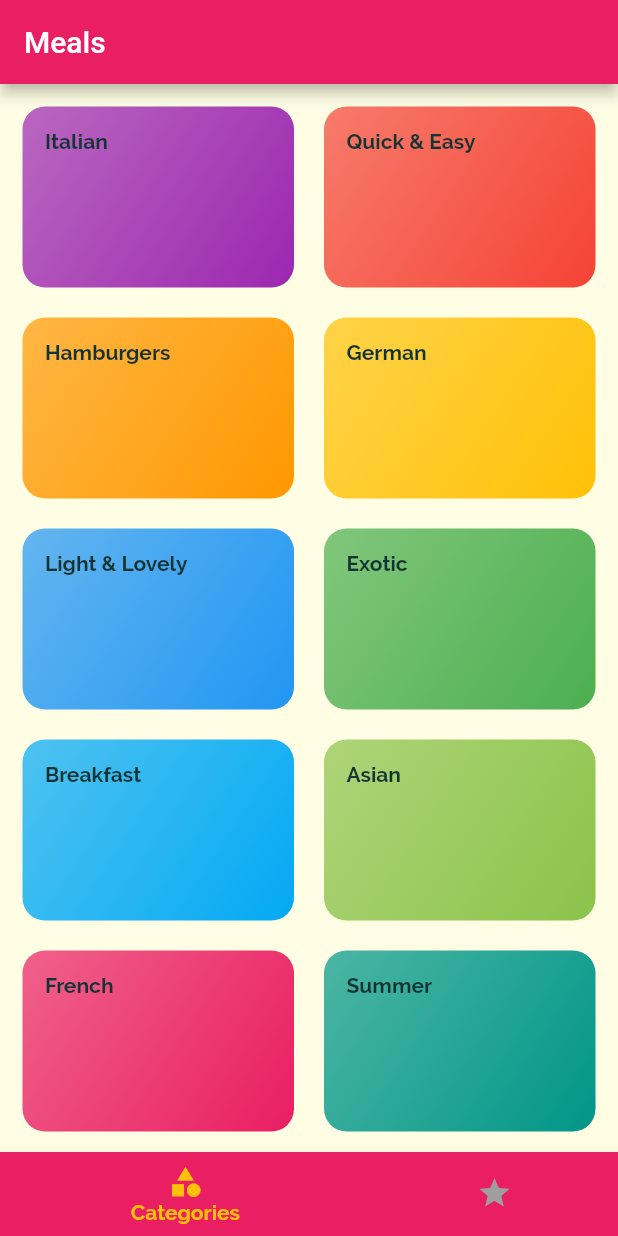
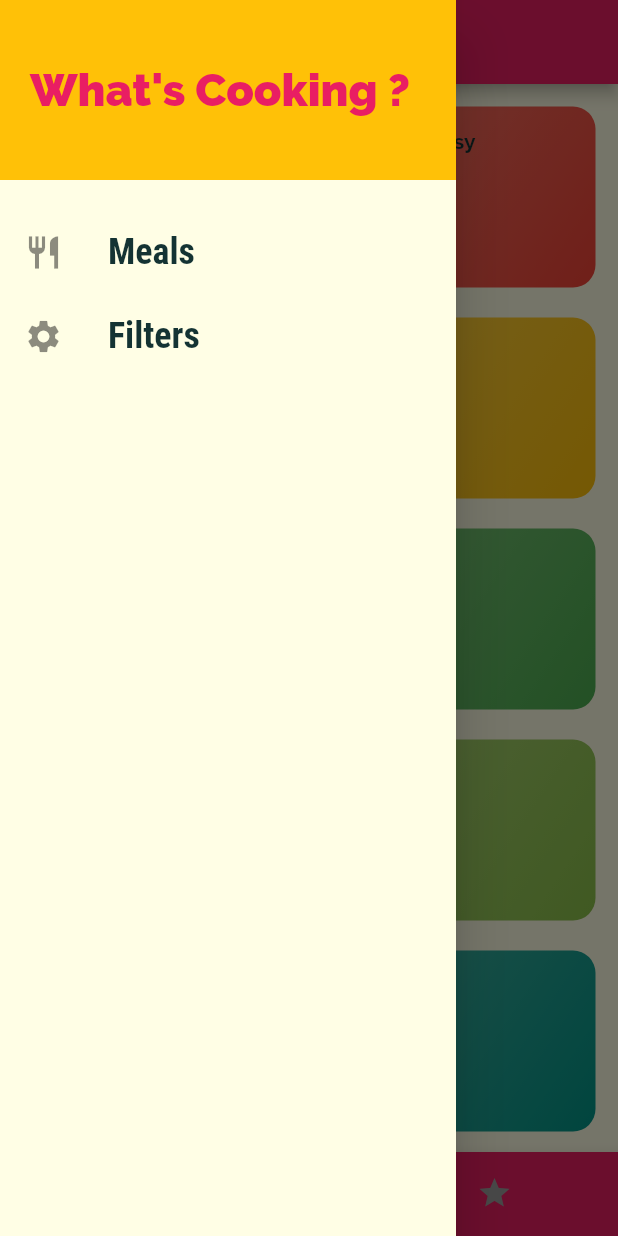
Before and after one commit to mokshchadha/food-app, a Flutter app: the screen it shows after launch, with the side drawer open (before the commit the screen has no drawer), on a phone screen of 412 x 824 dp. Run offline on Flutter 3.47's test engine with Material 2 defaults, Android fonts, the phone set to English and light mode, and no system bars.

Commit message:
added filters for meals

```diff
--- a/food_app/lib/main.dart
+++ b/food_app/lib/main.dart
@@ -1,6 +1,9 @@
 import 'package:flutter/material.dart';
+import 'package:food_app/data/dummy_data.dart';
+import 'package:food_app/models/meal.dart';
 import 'package:food_app/screens/categories_screen.dart';
 import 'package:food_app/screens/category_meals_screen.dart';
+import 'package:food_app/screens/filters_screen.dart';
 import 'package:food_app/screens/meal_details_screen.dart';
 import 'package:food_app/screens/tabs_screen.dart';
 
@@ -8,8 +11,43 @@ void main() {
   runApp(const MyApp());
 }
 
-class MyApp extends StatelessWidget {
+class MyApp extends StatefulWidget {
   const MyApp({Key? key}) : super(key: key);
+
+  @override
+  State<MyApp> createState() => _MyAppState();
+}
+
+class _MyAppState extends State<MyApp> {
+  Map<String, bool> _filters = {
+    'glutenFree': false,
+    'lactoseFree': false,
+    'vegan': false,
+    'vegetarian': false
+  };
+
+  List<Meal> _availableMeals = DUMMY_MEALS;
+
+  void _setFilters(Map<String, bool> filterData) {
+    setState(() {
+      _filters = filterData;
+      _availableMeals = DUMMY_MEALS.where((meal) {
+        if (_filters['glutenFree'] == true && !meal.isGlutenFree) {
+          return false;
+        }
+        if (_filters['lactoseFree'] == true && !meal.isLactoseFree) {
+          return false;
+        }
+        if (_filters['vegan'] == true && meal.isVegan) {
+          return false;
+        }
+        if (_filters['vegetarian'] == true && meal.isVegetarian) {
+          return false;
+        }
+        return true;
+      }).toList();
+    });
+  }
 
   @override
   Widget build(BuildContext context) {
@@ -26,8 +64,10 @@ class MyApp extends StatelessWidget {
               )),
       home: TabScreen(),
       routes: {
-        CategoryMealsScreen.routeName: (ctx) => CategoryMealsScreen(),
-        MealDetailsScreen.routeName: (ctx) => MealDetailsScreen()
+        CategoryMealsScreen.routeName: (ctx) =>
+            CategoryMealsScreen(_availableMeals),
+        MealDetailsScreen.routeName: (ctx) => MealDetailsScreen(),
+        FiltersScreen.routeName: (ctx) => FiltersScreen(_setFilters, _filters),
       },
     );
   }
--- a/food_app/lib/screens/tabs_screen.dart
+++ b/food_app/lib/screens/tabs_screen.dart
@@ -1,4 +1,5 @@
 import 'package:flutter/material.dart';
+import 'package:food_app/widgets/main_drawer.dart';
 import './favourite_screen.dart';
 import './categories_screen.dart';
 
@@ -31,6 +32,7 @@ class _TabScreenState extends State<TabScreen> {
   @override
   Widget build(BuildContext context) {
     return Scaffold(
+      drawer: MainDrawer(),
       appBar: AppBar(title: Text(_pages[_selectedPageIdx]['title'] as String)),
       body: _pages[_selectedPageIdx]['widget'] as Widget,
       bottomNavigationBar: BottomNavigationBar(
--- a/food_app/lib/widgets/category_item.dart
+++ b/food_app/lib/widgets/category_item.dart
@@ -9,7 +9,7 @@ class CategoryItem extends StatelessWidget {
   CategoryItem({required this.id, required this.color, required this.title});
 
   void selectCategory(BuildContext ctx) {
-    Navigator.of(ctx).pushNamed('/categoryMeals',
+    Navigator.of(ctx).pushNamed(CategoryMealsScreen.routeName,
         arguments: {'id': id, 'title': title, 'color': color});
   }
 
--- /dev/null
+++ b/food_app/lib/widgets/main_drawer.dart
@@ -0,0 +1,50 @@
+import 'package:flutter/material.dart';
+import 'package:food_app/screens/filters_screen.dart';
+
+class MainDrawer extends StatelessWidget {
+  Widget buildListTile(titleText, iconData, tapFunction) {
+    return ListTile(
+      leading: Icon(
+        iconData,
+        size: 26,
+      ),
+      onTap: tapFunction,
+      title: Text(
+        titleText as String,
+        style: const TextStyle(
+            fontFamily: 'RobotoCondensed',
+            fontSize: 24,
+            fontWeight: FontWeight.bold),
+      ),
+    );
+  }
+
+  @override
+  Widget build(BuildContext context) {
+    return Drawer(
+        child: Column(
+      children: [
+        Container(
+          height: 120,
+          width: double.infinity,
+          padding: const EdgeInsets.all(20),
+          alignment: Alignment.centerLeft,
+          color: Theme.of(context).accentColor,
+          child: Text('What\'s Cooking ?',
+              style: TextStyle(
+                fontWeight: FontWeight.w900,
+                fontSize: 30,
+                color: Theme.of(context).primaryColor,
+              )),
+        ),
+        const SizedBox(height: 20),
+        buildListTile('Meals', Icons.restaurant, () {
+          Navigator.of(context).pushNamed('/');
+        }),
+        buildListTile('Filters', Icons.settings, () {
+          Navigator.of(context).pushNamed(FiltersScreen.routeName);
+        }),
+      ],
+    ));
+  }
+}
```
Also changed, not shown: food_app/lib/screens/category_meals_screen.dart (+40 -7 lines), food_app/lib/screens/filters_screen.dart (added, +109 -0 lines), food_app/lib/screens/meal_details_screen.dart (+8 -1 lines), food_app/lib/widgets/meal_card.dart (+12 -8 lines).
